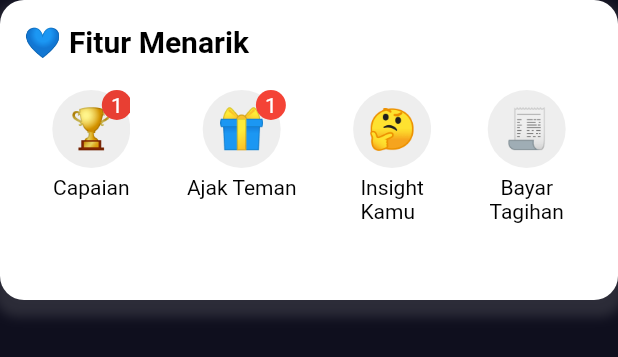
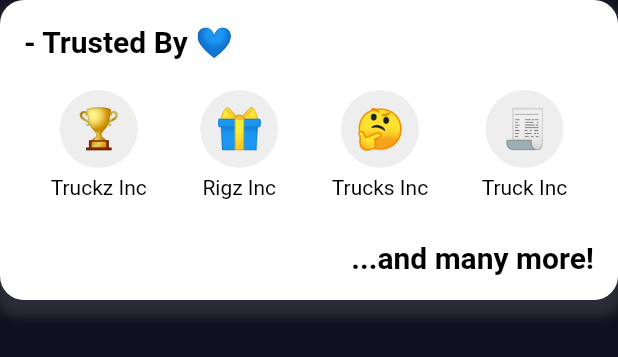
Before and after one commit to AlulaLeak/client-financing-application, a Flutter app: the TrustedByCard widget shown alone on an empty page, opened directly, on a phone screen of 412 x 824 dp. Shown: the top 357 px of the screen. Run offline on Flutter 3.47's test engine with Material 2 defaults, Android fonts, the phone set to English and light mode, and no system bars; our stand-ins replace firebase_auth, firebase_core; missing offline and left inert: flutterfire_ui; accounts and stored records are empty; network calls fail; statements that could not run were skipped.

Commit message:
adjusted trustedby card

```diff
--- a/lib/widgets/client_homepage/trustedby_card.dart
+++ b/lib/widgets/client_homepage/trustedby_card.dart
@@ -31,7 +31,7 @@ class TrustedByCard extends StatelessWidget {
         crossAxisAlignment: CrossAxisAlignment.start,
         children: [
           const Text(
-            '💙 Fitur Menarik',
+            '- Trusted By 💙',
             style: TextStyle(
               color: black,
               fontSize: 20,
@@ -63,27 +63,13 @@ class TrustedByCard extends StatelessWidget {
                           height: 5.0,
                         ),
                         const Text(
-                          'Capaian',
+                          'Truckz Inc',
                           style: TextStyle(
                               color: black,
                               fontWeight: FontWeight.w400,
                               fontSize: 14),
                         ),
                       ],
-                    ),
-                    const Positioned(
-                      left: 33,
-                      child: CircleAvatar(
-                        radius: 10,
-                        backgroundColor: red,
-                        child: Text(
-                          '1',
-                          style: TextStyle(
-                              color: white,
-                              fontWeight: FontWeight.w400,
-                              fontSize: 14),
-                        ),
-                      ),
                     ),
                   ],
                 ),
@@ -103,27 +89,13 @@ class TrustedByCard extends StatelessWidget {
                           height: 5.0,
                         ),
                         const Text(
-                          'Ajak Teman',
+                          'Rigz Inc',
                           style: TextStyle(
                               color: Colors.black,
                               fontWeight: FontWeight.w400,
                               fontSize: 14),
                         ),
                       ],
-                    ),
-                    const Positioned(
-                      left: 46,
-                      child: CircleAvatar(
-                        radius: 10,
-                        backgroundColor: Colors.red,
-                        child: Text(
-                          '1',
-                          style: TextStyle(
-                              color: Colors.white,
-                              fontWeight: FontWeight.w400,
-                              fontSize: 14),
-                        ),
-                      ),
                     ),
                   ],
                 ),
@@ -143,27 +115,13 @@ class TrustedByCard extends StatelessWidget {
                           height: 5.0,
                         ),
                         const Text(
-                          'Insight\nKamu',
+                          'Trucks Inc',
                           style: TextStyle(
                               color: black,
                               fontWeight: FontWeight.w400,
                               fontSize: 14),
                         ),
                       ],
-                    ),
-                    const Positioned(
-                      left: 52,
-                      child: CircleAvatar(
-                        radius: 10,
-                        backgroundColor: red,
-                        child: Text(
-                          '1',
-                          style: TextStyle(
-                              color: white,
-                              fontWeight: FontWeight.w400,
-                              fontSize: 14),
-                        ),
-                      ),
                     ),
                   ],
                 ),
@@ -181,7 +139,7 @@ class TrustedByCard extends StatelessWidget {
                       height: 5.0,
                     ),
                     const Text(
-                      'Bayar\nTagihan',
+                      'Truck Inc',
                       textAlign: TextAlign.center,
                       style: TextStyle(
                           color: black,
@@ -193,6 +151,17 @@ class TrustedByCard extends StatelessWidget {
               ],
             ),
           ),
+          const Align(
+            alignment: Alignment.centerRight,
+            child: Text(
+              '...and many more!',
+              style: TextStyle(
+                color: black,
+                fontSize: 20,
+                fontWeight: FontWeight.bold,
+              ),
+            ),
+          ),
         ],
       ),
     );
```
